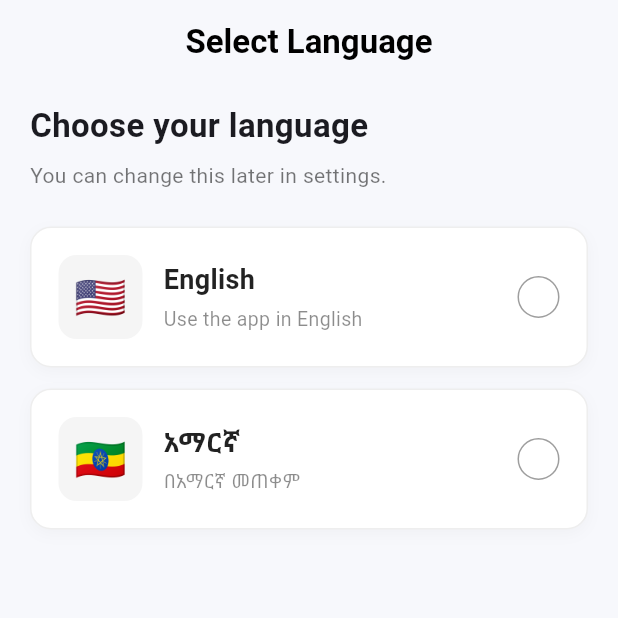
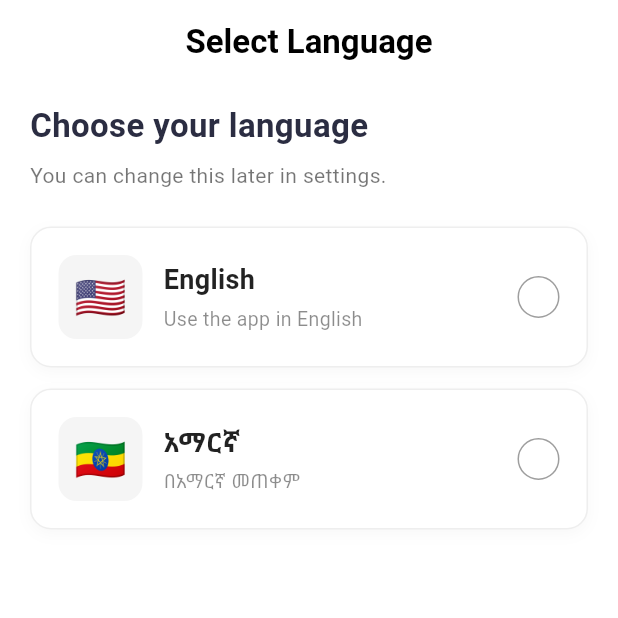
Before and after one commit to BetselotB/Dube, a Flutter app: the screen it shows after launch, on a phone screen of 412 x 824 dp, the top half of it. Run offline on Flutter 3.47's test engine with Material 3 defaults, Android fonts, the phone set to English and light mode, and no system bars; our stand-ins replace cloud_firestore, connectivity_plus, firebase_auth, firebase_core, google_sign_in, share_plus and 2 more; accounts and stored records are empty.

Commit message:
ui fixes

```diff
--- a/lib/main.dart
+++ b/lib/main.dart
@@ -36,27 +36,81 @@ class MyApp extends StatelessWidget {
       theme: ThemeData(
         useMaterial3: true,
         colorScheme: ColorScheme.fromSeed(
-          seedColor: Colors.indigo,
+          seedColor: const Color(0xFF8D99AE),
           brightness: Brightness.light,
+        ).copyWith(
+          primary: const Color(0xFF2B2D42),
+          onPrimary: const Color(0xFFFFFFFF),
+          secondary: const Color(0xFF8D99AE),
+          onSecondary: const Color(0xFF2B2D42),
+          surface: const Color(0xFFFFFFFF),
+          onSurface: const Color(0xFF2B2D42),
+          background: const Color(0xFFFFFFFF),
+          onBackground: const Color(0xFF2B2D42),
         ),
-        scaffoldBackgroundColor: const Color(0xFFF7F8FC),
+        scaffoldBackgroundColor: const Color(0xFFFFFFFF),
         appBarTheme: const AppBarTheme(
-          backgroundColor: Colors.white,
-          foregroundColor: Colors.black87,
+          backgroundColor: Color(0xFFFFFFFF),
+          foregroundColor: Color(0xFF2B2D42),
           elevation: 0,
-          surfaceTintColor: Colors.white,
+          surfaceTintColor: Color(0xFFFFFFFF),
+          shape: RoundedRectangleBorder(
+            borderRadius: BorderRadius.vertical(bottom: Radius.circular(16)),
+          ),
         ),
         cardTheme: CardThemeData(
-          color: Colors.white,
-          surfaceTintColor: Colors.white,
-          shadowColor: Colors.black.withOpacity(0.06),
+          color: Color(0xFFFFFFFF),
+          surfaceTintColor: Color(0xFFFFFFFF),
+          shadowColor: Color(0xFF2B2D42),
           elevation: 2,
           margin: const EdgeInsets.symmetric(vertical: 4, horizontal: 0),
+          shape: RoundedRectangleBorder(borderRadius: BorderRadius.circular(16)),
         ),
         floatingActionButtonTheme: const FloatingActionButtonThemeData(
-          backgroundColor: Colors.indigo,
-          foregroundColor: Colors.white,
+          backgroundColor: Color(0xFF2B2D42),
+          foregroundColor: Color(0xFFFFFFFF),
         ),
+        listTileTheme: ListTileThemeData(
+          shape: RoundedRectangleBorder(borderRadius: BorderRadius.circular(16)),
+          selectedTileColor: const Color(0xFF8D99AE),
+          iconColor: const Color(0xFF2B2D42),
+        ),
+        inputDecorationTheme: InputDecorationTheme(
+          border: OutlineInputBorder(
+            borderRadius: BorderRadius.circular(14),
+            borderSide: const BorderSide(color: Color(0xFF8D99AE)),
+          ),
+          enabledBorder: OutlineInputBorder(
+            borderRadius: BorderRadius.circular(14),
+            borderSide: const BorderSide(color: Color(0xFF8D99AE)),
+          ),
+          focusedBorder: OutlineInputBorder(
+            borderRadius: BorderRadius.circular(14),
+            borderSide: const BorderSide(color: Color(0xFF2B2D42), width: 1.6),
+          ),
+          filled: true,
+          fillColor: Color(0xFFFFFFFF),
+          contentPadding: const EdgeInsets.symmetric(horizontal: 16, vertical: 12),
+        ),
+        elevatedButtonTheme: ElevatedButtonThemeData(
+          style: ElevatedButton.styleFrom(
+            shape: RoundedRectangleBorder(borderRadius: BorderRadius.circular(14)),
+            backgroundColor: Color(0xFF2B2D42),
+            foregroundColor: Color(0xFFFFFFFF),
+            shadowColor: Color(0xFF2B2D42),
+            elevation: 2,
+          ),
+        ),
+        splashColor: const Color(0xFF8D99AE),
+        highlightColor: const Color(0xFF8D99AE),
+        pageTransitionsTheme: const PageTransitionsTheme(builders: {
+          TargetPlatform.android: CupertinoPageTransitionsBuilder(),
+          TargetPlatform.iOS: CupertinoPageTransitionsBuilder(),
+          TargetPlatform.windows: FadeUpwardsPageTransitionsBuilder(),
+          TargetPlatform.linux: FadeUpwardsPageTransitionsBuilder(),
+          TargetPlatform.macOS: FadeUpwardsPageTransitionsBuilder(),
+          TargetPlatform.fuchsia: FadeUpwardsPageTransitionsBuilder(),
+        }),
       ),
       locale: localeProvider.locale, // <-- set locale from provider
       supportedLocales: const [Locale('en'), Locale('am')],
--- a/lib/pages/homepage/dubes.dart
+++ b/lib/pages/homepage/dubes.dart
@@ -266,10 +266,10 @@ class _DubesPageState extends State<DubesPage> {
                   child: Column(
                     mainAxisSize: MainAxisSize.min,
                     children: [
-                      Icon(
+                      const Icon(
                         Icons.description_outlined,
                         size: 72,
-                        color: Colors.indigo.shade400,
+                        color: Color(0xFF2B2D42),
                       ),
                       const SizedBox(height: 18),
                       const Text(
```
Also changed, not shown: lib/pages/homepage/homepage.dart (+22 -13 lines), lib/pages/homepage/profile.dart (+4 -6 lines).
